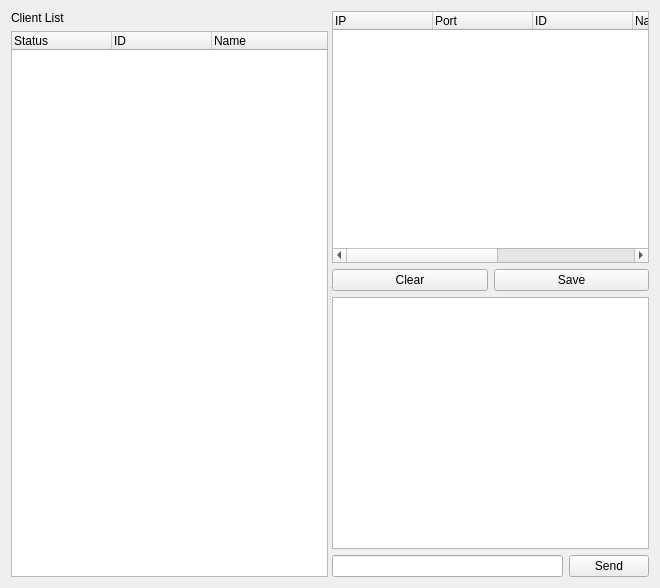
Before: the Qt Designer form CSApp/chatserverform.ui in Jeong77777/Project_ClientChatManagementProgram_Qt, drawn with Qt 5.
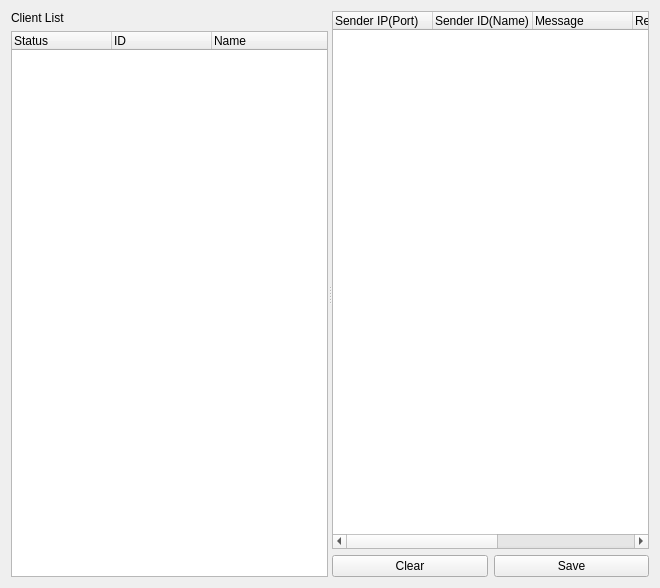
After: the same form once the commit is applied.

What changed in the file:
```diff
--- a/CSApp/chatserverform.ui
+++ b/CSApp/chatserverform.ui
@@ -13,7 +13,7 @@
   <property name="windowTitle">
    <string>Chatting Server</string>
   </property>
-  <layout class="QHBoxLayout" name="horizontalLayout_2">
+  <layout class="QHBoxLayout" name="horizontalLayout">
    <item>
     <widget class="QSplitter" name="splitter">
      <property name="orientation">
@@ -58,10 +58,8 @@
        </item>
       </layout>
      </widget>
-     <widget class="QWidget" name="">
-      <layout class="QVBoxLayout" name="verticalLayout_2">
-       <item>
-        <layout class="QVBoxLayout" name="messageVerticalLayout">
+     <widget class="QWidget" name="layoutWidget1">
+      <layout class="QVBoxLayout" name="verticalLayout">
          <item>
           <widget class="QTreeWidget" name="messageTreeWidget">
            <property name="rootIsDecorated">
@@ -72,22 +70,12 @@
            </property>
            <column>
             <property name="text">
-             <string>IP</string>
+           <string>Sender IP(Port)</string>
             </property>
            </column>
            <column>
             <property name="text">
-             <string>Port</string>
-            </property>
-           </column>
-           <column>
-            <property name="text">
-             <string>ID</string>
-            </property>
-           </column>
-           <column>
-            <property name="text">
-             <string>Name</string>
+           <string>Sender ID(Name)</string>
             </property>
            </column>
            <column>
@@ -95,6 +83,16 @@
              <string>Message</string>
             </property>
            </column>
+         <column>
+          <property name="text">
+           <string>Receiver IP(Port)</string>
+          </property>
+         </column>
+         <column>
+          <property name="text">
+           <string>Receiver ID(Name)</string>
+          </property>
+         </column>
            <column>
             <property name="text">
              <string>Time</string>
@@ -117,33 +115,6 @@
               <string>Save</string>
              </property>
             </widget>
-           </item>
-          </layout>
-         </item>
-        </layout>
-       </item>
-       <item>
-        <layout class="QVBoxLayout" name="verticalLayout">
-         <item>
-          <widget class="QTextEdit" name="messageTextEdit">
-           <property name="readOnly">
-            <bool>true</bool>
-           </property>
-          </widget>
-         </item>
-         <item>
-          <layout class="QHBoxLayout" name="horizontalLayout">
-           <item>
-            <widget class="QLineEdit" name="inputLineEdit"/>
-           </item>
-           <item>
-            <widget class="QPushButton" name="sendPushButton">
-             <property name="text">
-              <string>Send</string>
-             </property>
-            </widget>
-           </item>
-          </layout>
          </item>
         </layout>
        </item>
```
Lines whose indentation alone changed are shown as unchanged.
